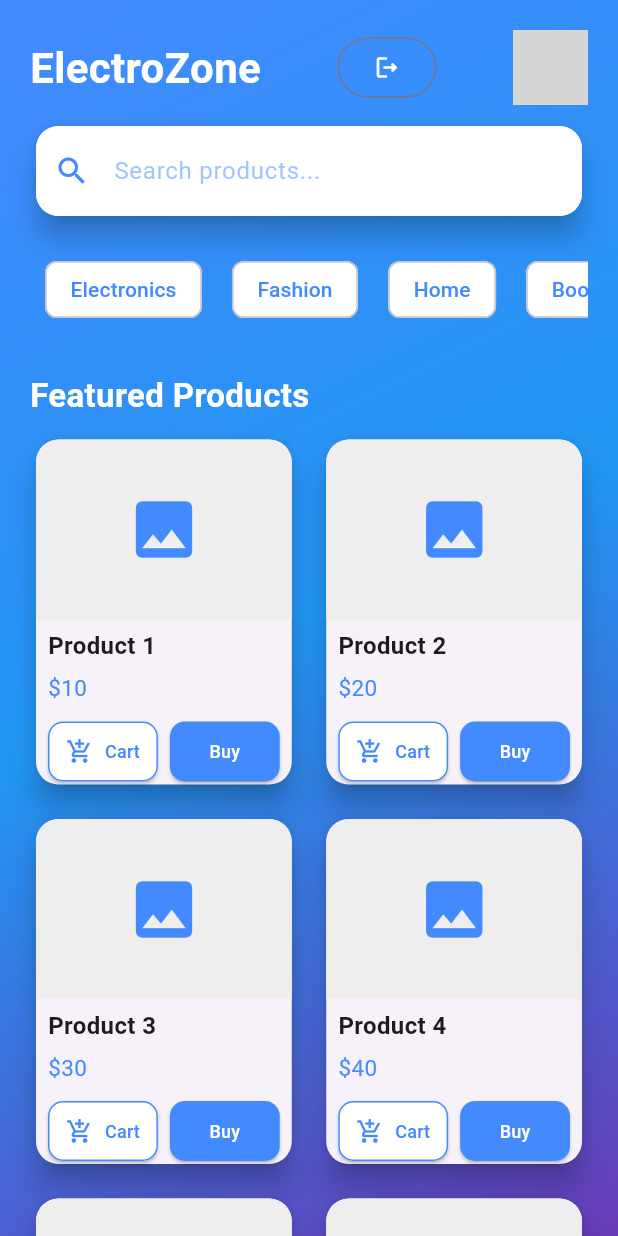
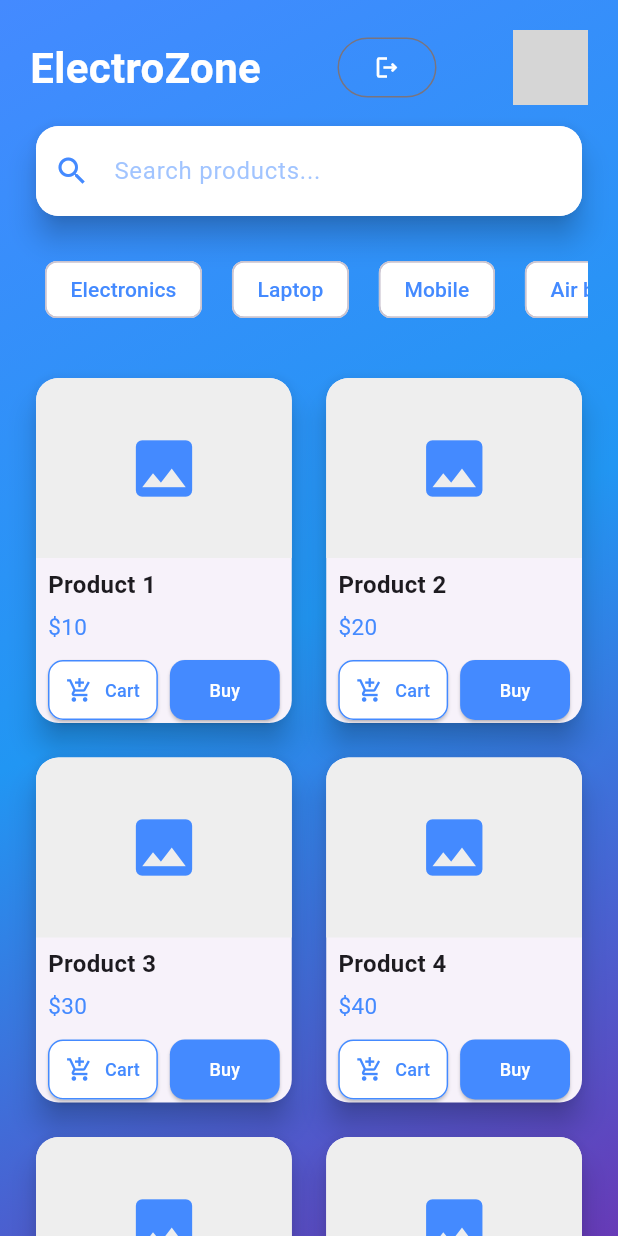
Before and after one commit to sharif02/electrozone, a Flutter app: the HomePage screen opened directly, on a phone screen of 412 x 824 dp. Run offline on Flutter 3.47's test engine with Material 3 defaults, Android fonts, the phone set to English and light mode, and no system bars; our stand-ins replace firebase_auth, firebase_core; accounts and stored records are empty; grey boxes are pictures that could not be loaded.

Commit message:
update code

```diff
--- a/lib/screens/home_screen.dart
+++ b/lib/screens/home_screen.dart
@@ -1,8 +1,10 @@
-import 'package:electro_zone/widgets/product_widget.dart';
 import 'package:flutter/material.dart';
 import 'package:firebase_auth/firebase_auth.dart';
+import 'package:electro_zone/widgets/header_widget.dart';
+import '../widgets/search_widget.dart';
+import '../widgets/category_widget.dart';
+import '../widgets/product_widget.dart';
 import 'login_screen.dart';
-import 'product_screen.dart';
 
 class HomePage extends StatelessWidget {
   final List<Map<String, String>> products = List.generate(20, (index) {
@@ -11,10 +13,9 @@ class HomePage extends StatelessWidget {
 
   final List<String> categories = [
     "Electronics",
-    "Fashion",
-    "Home",
-    "Books",
-    "Beauty",
+    "Laptop",
+    "Mobile",
+    "Air burds",
   ];
 
   HomePage({super.key});
@@ -35,18 +36,16 @@ class HomePage extends StatelessWidget {
         decoration: _bgGradient(),
         child: SafeArea(
           child: SingleChildScrollView(
-            child: Padding(
             padding: const EdgeInsets.symmetric(horizontal: 20.0),
             child: Column(
               crossAxisAlignment: CrossAxisAlignment.start,
               children: [
-                  _buildHeader(context),
-                  _buildSearchBar(),
-                  _buildCategoryList(),
+                HeaderWidget(onLogout: () => logoutUser(context)),
+                SearchWidget(),
+                CategoryWidget(categories: categories),
                 SizedBox(height: 10),
-                  _buildProductSection(context),
+                ProductWidget(products: products),
               ],
-              ),
             ),
           ),
         ),
@@ -63,108 +62,4 @@ class HomePage extends StatelessWidget {
       ),
     );
   }
-
-  Widget _buildHeader(BuildContext context) {
-    return Padding(
-      padding: const EdgeInsets.only(top: 20.0, bottom: 10.0),
-      child: Row(
-        mainAxisAlignment: MainAxisAlignment.spaceBetween,
-        children: [
-          Text(
-            "ElectroZone",
-            style: TextStyle(
-              fontSize: 28,
-              fontWeight: FontWeight.bold,
-              color: Colors.white,
-            ),
-          ),
-          OutlinedButton(
-            onPressed: () => logoutUser(context),
-            child: Icon(Icons.logout_outlined, color: Colors.white),
-          ),
-          CircleAvatar(
-            radius: 25,
-            backgroundImage: AssetImage("assets/images/logo.jpg"),
-          ),
-        ],
-      ),
-    );
 }
-
-  Widget _buildSearchBar() {
-    return Card(
-      elevation: 8,
-      shape: RoundedRectangleBorder(borderRadius: BorderRadius.circular(15)),
-      child: TextField(
-        decoration: InputDecoration(
-          prefixIcon: Icon(Icons.search, color: Colors.blueAccent),
-          hintText: 'Search products...',
-          hintStyle: TextStyle(color: Colors.blueAccent.withOpacity(0.5)),
-          border: OutlineInputBorder(
-            borderRadius: BorderRadius.circular(15),
-            borderSide: BorderSide.none,
-          ),
-          filled: true,
-          fillColor: Colors.white,
-          contentPadding: EdgeInsets.symmetric(vertical: 18, horizontal: 20),
-        ),
-      ),
-    );
-  }
-
-  Widget _buildCategoryList() {
-    return Padding(
-      padding: const EdgeInsets.symmetric(vertical: 20.0),
-      child: SizedBox(
-        height: 50,
-        child: ListView.builder(
-          scrollDirection: Axis.horizontal,
-          itemCount: categories.length,
-          itemBuilder: (context, index) {
-            return Padding(
-              padding: const EdgeInsets.symmetric(horizontal: 10.0),
-              child: Chip(
-                label: Text(categories[index]),
-                backgroundColor: Colors.white,
-                labelStyle: TextStyle(color: Colors.blueAccent),
-              ),
-            );
-          },
-        ),
-      ),
-    );
-  }
-
-  Widget _buildProductSection(BuildContext context) {
-    return Column(
-      crossAxisAlignment: CrossAxisAlignment.start,
-      children: [
-        Text(
-          "Featured Products",
-          style: TextStyle(
-            fontSize: 22,
-            fontWeight: FontWeight.bold,
-            color: Colors.white,
-          ),
-        ),
-        SizedBox(height: 10),
-        ProductWidget(products: products, maxItems: 12),
-        if (products.length > 12)
-          Align(
-            alignment: Alignment.centerRight,
-            child: IconButton(
-              icon: Icon(Icons.arrow_forward, color: Colors.white),
-              onPressed: () {
-                Navigator.push(
-                  context,
-                  MaterialPageRoute(
-                    builder: (_) => ProductScreen(allProducts: products),
-                  ),
-                );
-              },
-            ),
-          ),
-      ],
-    );
-  }
-}
--- /dev/null
+++ b/lib/widgets/category_widget.dart
@@ -0,0 +1,31 @@
+import 'package:flutter/material.dart';
+
+class CategoryWidget extends StatelessWidget {
+  final List<String> categories;
+
+  const CategoryWidget({super.key, required this.categories});
+
+  @override
+  Widget build(BuildContext context) {
+    return Padding(
+      padding: const EdgeInsets.symmetric(vertical: 20.0),
+      child: SizedBox(
+        height: 50,
+        child: ListView.builder(
+          scrollDirection: Axis.horizontal,
+          itemCount: categories.length,
+          itemBuilder: (context, index) {
+            return Padding(
+              padding: const EdgeInsets.symmetric(horizontal: 10.0),
+              child: Chip(
+                label: Text(categories[index]),
+                backgroundColor: Colors.white,
+                labelStyle: TextStyle(color: Colors.blueAccent),
+              ),
+            );
+          },
+        ),
+      ),
+    );
+  }
+}
--- /dev/null
+++ b/lib/widgets/header_widget.dart
@@ -0,0 +1,38 @@
+import 'package:flutter/material.dart';
+
+class HeaderWidget extends StatelessWidget {
+  final VoidCallback onLogout;
+
+  const HeaderWidget({super.key, required this.onLogout});
+
+  @override
+  Widget build(BuildContext context) {
+    return Padding(
+      padding: const EdgeInsets.only(top: 20.0, bottom: 10.0),
+      child: Row(
+        mainAxisAlignment: MainAxisAlignment.spaceBetween,
+        children: [
+          Text(
+            "ElectroZone",
+            style: TextStyle(
+              fontSize: 28,
+              fontWeight: FontWeight.bold,
+              color: Colors.white,
+            ),
+          ),
+          OutlinedButton(
+            onPressed: onLogout,
+            child: Icon(Icons.logout_outlined, color: Colors.white),
+          ),
+          GestureDetector(
+            onTap: () {}, // Later use for drawer or user profile
+            child: CircleAvatar(
+              radius: 25,
+              backgroundImage: AssetImage("assets/images/logo.jpg"),
+            ),
+          ),
+        ],
+      ),
+    );
+  }
+}
--- /dev/null
+++ b/lib/widgets/search_widget.dart
@@ -0,0 +1,27 @@
+import 'package:flutter/material.dart';
+
+class SearchWidget extends StatelessWidget {
+  const SearchWidget({super.key});
+
+  @override
+  Widget build(BuildContext context) {
+    return Card(
+      elevation: 8,
+      shape: RoundedRectangleBorder(borderRadius: BorderRadius.circular(15)),
+      child: TextField(
+        decoration: InputDecoration(
+          prefixIcon: Icon(Icons.search, color: Colors.blueAccent),
+          hintText: 'Search products...',
+          hintStyle: TextStyle(color: Colors.blueAccent.withOpacity(0.5)),
+          border: OutlineInputBorder(
+            borderRadius: BorderRadius.circular(15),
+            borderSide: BorderSide.none,
+          ),
+          filled: true,
+          fillColor: Colors.white,
+          contentPadding: EdgeInsets.symmetric(vertical: 18, horizontal: 20),
+        ),
+      ),
+    );
+  }
+}
```
Lines whose indentation alone changed are shown as unchanged.
